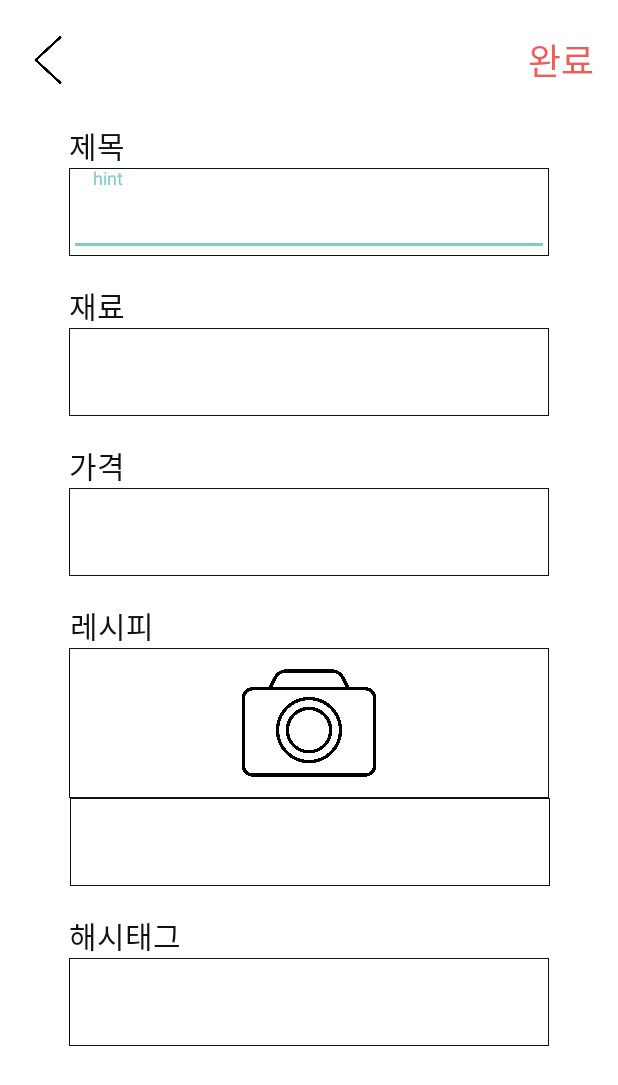
After one commit to KimDDoHyeon/JJangJoHap, an Android app: the AddActivity screen opened directly, with no data from a screen before it, on a phone screen of 412 x 824 dp. The commit adds this screen. Shown: the top 1085 px of the screen. Run offline under Robolectric (Android 15) with nearby library versions, the phone set to English and light mode, and no system bars.

Commit message:
추가 화면 작업 완료

```diff
--- a/app/src/main/AndroidManifest.xml
+++ b/app/src/main/AndroidManifest.xml
@@ -9,6 +9,9 @@
         android:roundIcon="@mipmap/ic_launcher_round"
         android:supportsRtl="true"
         android:theme="@style/Theme.AppCompat.NoActionBar">
+        <activity
+            android:name=".AddActivity"
+            android:exported="false" />
         <activity
             android:name=".Signin"
             android:exported="false" />
--- /dev/null
+++ b/app/src/main/java/com/example/jjangjohap/AddActivity.java
@@ -0,0 +1,14 @@
+package com.example.jjangjohap;
+
+import androidx.appcompat.app.AppCompatActivity;
+
+import android.os.Bundle;
+
+public class AddActivity extends AppCompatActivity {
+
+    @Override
+    protected void onCreate(Bundle savedInstanceState) {
+        super.onCreate(savedInstanceState);
+        setContentView(R.layout.activity_add);
+    }
+}
--- /dev/null
+++ b/app/src/main/res/drawable/input_style.xml
@@ -0,0 +1,7 @@
+<?xml version="1.0" encoding="utf-8"?>
+<shape xmlns:android="http://schemas.android.com/apk/res/android" android:shape="rectangle">
+    <size android:width="50dp" android:height="50dp" />
+    <solid android:color="#fff" />
+    <stroke android:color="#111" android:width="0.1dp" />
+
+</shape>
--- /dev/null
+++ b/app/src/main/res/layout/activity_add.xml
@@ -0,0 +1,194 @@
+<?xml version="1.0" encoding="utf-8"?>
+<androidx.constraintlayout.widget.ConstraintLayout xmlns:android="http://schemas.android.com/apk/res/android"
+    xmlns:app="http://schemas.android.com/apk/res-auto"
+    xmlns:tools="http://schemas.android.com/tools"
+    android:layout_width="match_parent"
+    android:layout_height="match_parent"
+    android:background="#ffffff"
+    android:orientation="vertical"
+    tools:context=".AddActivity">
+
+    <FrameLayout
+        android:id="@+id/frameLayout"
+        android:layout_width="match_parent"
+        android:layout_height="80dp"
+        app:layout_constraintEnd_toEndOf="parent"
+        app:layout_constraintStart_toStartOf="parent"
+        app:layout_constraintTop_toTopOf="parent">
+
+        <ImageView
+            android:id="@+id/imageView3"
+            android:layout_width="32dp"
+            android:layout_height="32dp"
+            android:layout_gravity="left|center"
+            android:layout_marginLeft="16dp"
+            app:srcCompat="@drawable/backarrow" />
+
+        <TextView
+            android:id="@+id/textView7"
+            android:layout_width="wrap_content"
+            android:layout_height="wrap_content"
+            android:layout_gravity="right|center"
+            android:layout_marginRight="16dp"
+            android:text="완료"
+            android:textColor="@color/main_color"
+            android:textSize="24sp" />
+    </FrameLayout>
+
+    <TextView
+        android:id="@+id/textView9"
+        android:layout_width="wrap_content"
+        android:layout_height="wrap_content"
+        android:text="제목"
+        android:textColor="#111111"
+        android:textSize="20sp"
+        app:layout_constraintBottom_toTopOf="@+id/textInputLayout"
+        app:layout_constraintStart_toStartOf="@+id/textInputLayout" />
+
+    <com.google.android.material.textfield.TextInputLayout
+        android:id="@+id/textInputLayout"
+        android:layout_width="320dp"
+        android:layout_height="wrap_content"
+        android:layout_marginTop="32dp"
+        android:background="@drawable/input_style"
+        app:boxBackgroundColor="#111111"
+        app:boxStrokeColor="@color/main_color"
+        app:layout_constraintEnd_toEndOf="parent"
+        app:layout_constraintStart_toStartOf="parent"
+        app:layout_constraintTop_toBottomOf="@+id/frameLayout">
+
+        <com.google.android.material.textfield.TextInputEditText
+            android:layout_width="match_parent"
+            android:layout_height="48dp"
+            android:hint="hint"
+            android:paddingLeft="16dp"
+            android:paddingRight="16dp" />
+    </com.google.android.material.textfield.TextInputLayout>
+
+    <TextView
+        android:id="@+id/textView10"
+        android:layout_width="wrap_content"
+        android:layout_height="wrap_content"
+        android:text="재료"
+        android:textColor="#111111"
+        android:textSize="20sp"
+        app:layout_constraintBottom_toTopOf="@+id/textInputLayout2"
+        app:layout_constraintStart_toStartOf="@+id/textInputLayout2" />
+
+    <com.google.android.material.textfield.TextInputLayout
+        android:id="@+id/textInputLayout2"
+        android:layout_width="320dp"
+        android:layout_height="wrap_content"
+        android:layout_marginTop="48dp"
+        android:background="@drawable/input_style"
+        app:layout_constraintEnd_toEndOf="parent"
+        app:layout_constraintStart_toStartOf="parent"
+        app:layout_constraintTop_toBottomOf="@+id/textInputLayout">
+
+        <com.google.android.material.textfield.TextInputEditText
+            android:layout_width="match_parent"
+            android:layout_height="48dp"
+            android:hint="hint"
+            android:paddingLeft="16dp"
+            android:paddingRight="16dp" />
+    </com.google.android.material.textfield.TextInputLayout>
+
+    <TextView
+        android:id="@+id/textView11"
+        android:layout_width="wrap_content"
+        android:layout_height="wrap_content"
+        android:text="가격"
+        android:textColor="#111111"
+        android:textSize="20sp"
+        app:layout_constraintBottom_toTopOf="@+id/textInputLayout3"
+        app:layout_constraintStart_toStartOf="@+id/textInputLayout3" />
+
+    <com.google.android.material.textfield.TextInputLayout
+        android:id="@+id/textInputLayout3"
+        android:layout_width="320dp"
+        android:layout_height="wrap_content"
+        android:layout_marginTop="48dp"
+        android:background="@drawable/input_style"
+        app:layout_constraintEnd_toEndOf="parent"
+        app:layout_constraintStart_toStartOf="parent"
+        app:layout_constraintTop_toBottomOf="@+id/textInputLayout2">
+
+        <com.google.android.material.textfield.TextInputEditText
+            android:layout_width="match_parent"
+            android:layout_height="48dp"
+            android:hint="hint"
+            android:paddingLeft="16dp"
+            android:paddingRight="16dp"
+            android:textColorHint="@color/main_color" />
+    </com.google.android.material.textfield.TextInputLayout>
+
+    <TextView
+        android:id="@+id/textView12"
+        android:layout_width="wrap_content"
+        android:layout_height="wrap_content"
+        android:text="레시피"
+        android:textColor="#111111"
+        android:textSize="20sp"
+        app:layout_constraintBottom_toTopOf="@+id/imageView4"
+        app:layout_constraintStart_toStartOf="@+id/textInputLayout4" />
+
+    <ImageView
+        android:id="@+id/imageView4"
+        android:layout_width="320dp"
+        android:layout_height="100dp"
+        android:layout_marginStart="45dp"
+        android:layout_marginTop="48dp"
+        android:layout_marginEnd="46dp"
+        android:background="@drawable/input_style"
+        app:layout_constraintEnd_toEndOf="parent"
+        app:layout_constraintStart_toStartOf="parent"
+        app:layout_constraintTop_toBottomOf="@+id/textInputLayout3"
+        app:srcCompat="@drawable/camera" />
+
+    <com.google.android.material.textfield.TextInputLayout
+        android:id="@+id/textInputLayout4"
+        android:layout_width="320dp"
+        android:layout_height="wrap_content"
+        android:background="@drawable/input_style"
+        app:layout_constraintEnd_toEndOf="parent"
+        app:layout_constraintHorizontal_bias="0.505"
+        app:layout_constraintStart_toStartOf="parent"
+        app:layout_constraintTop_toBottomOf="@+id/imageView4">
+
+        <com.google.android.material.textfield.TextInputEditText
+            android:layout_width="match_parent"
+            android:layout_height="48dp"
+            android:hint="hint"
+            android:paddingLeft="16dp"
+            android:paddingRight="16dp" />
+    </com.google.android.material.textfield.TextInputLayout>
+
+    <TextView
+        android:id="@+id/textView13"
+        android:layout_width="wrap_content"
+        android:layout_height="wrap_content"
+        android:text="해시태그"
+        android:textColor="#111111"
+        android:textSize="20sp"
+        app:layout_constraintBottom_toTopOf="@+id/textInputLayout5"
+        app:layout_constraintStart_toStartOf="@+id/textInputLayout5" />
+
+    <com.google.android.material.textfield.TextInputLayout
+        android:id="@+id/textInputLayout5"
+        android:layout_width="320dp"
+        android:layout_height="wrap_content"
+        android:layout_marginTop="48dp"
+        android:background="@drawable/input_style"
+        app:layout_constraintEnd_toEndOf="parent"
+        app:layout_constraintStart_toStartOf="parent"
+        app:layout_constraintTop_toBottomOf="@+id/textInputLayout4">
+
+        <com.google.android.material.textfield.TextInputEditText
+            android:layout_width="match_parent"
+            android:layout_height="48dp"
+            android:hint="hint"
+            android:paddingLeft="16dp"
+            android:paddingRight="16dp" />
+    </com.google.android.material.textfield.TextInputLayout>
+
+</androidx.constraintlayout.widget.ConstraintLayout>
--- a/app/src/main/res/layout/activity_main.xml
+++ b/app/src/main/res/layout/activity_main.xml
@@ -52,7 +52,8 @@
                     android:hint="검색어를 입력해주세요."
                     android:inputType="textPersonName"
                     android:minHeight="48dp"
-                    android:textAlignment="center"
+                    android:paddingLeft="80dp"
+                    android:paddingRight="80dp"
                     android:textColor="#111111"
                     android:textColorHint="#111111"
                     android:textSize="14sp"
```
